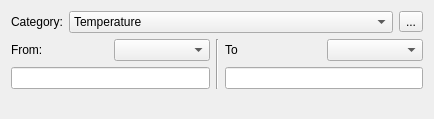
Rolisteam/rolisteam, file UnitConvertor/convertor.ui: the form before one commit.
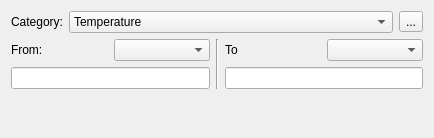
The form after the commit.

What changed in the file:
```diff
--- a/UnitConvertor/convertor.ui
+++ b/UnitConvertor/convertor.ui
@@ -7,7 +7,7 @@
     <x>0</x>
     <y>0</y>
     <width>434</width>
-    <height>119</height>
+    <height>138</height>
    </rect>
   </property>
   <property name="windowTitle">
```
Left out of the diff: 2 changed lines with no effect on the pictures.
